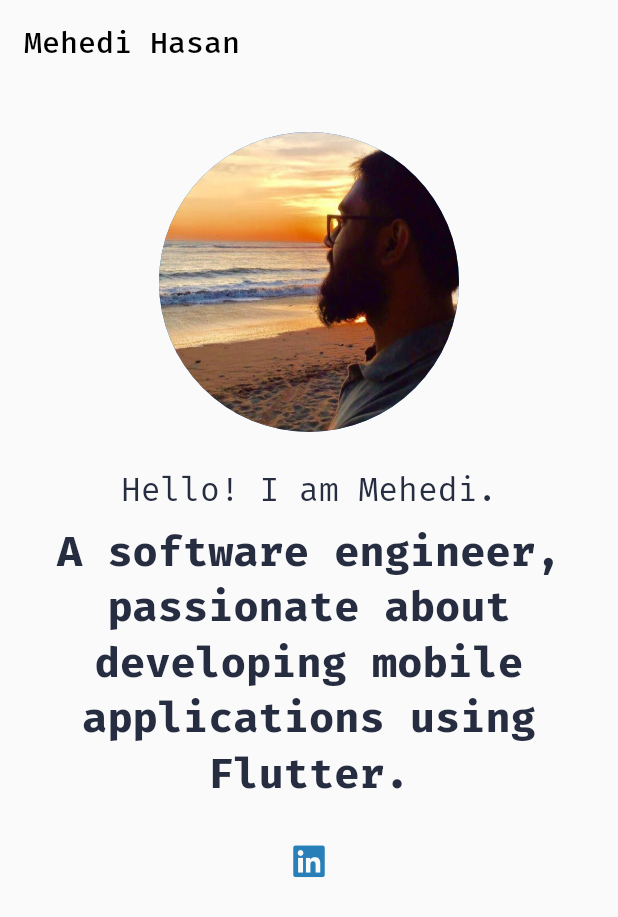
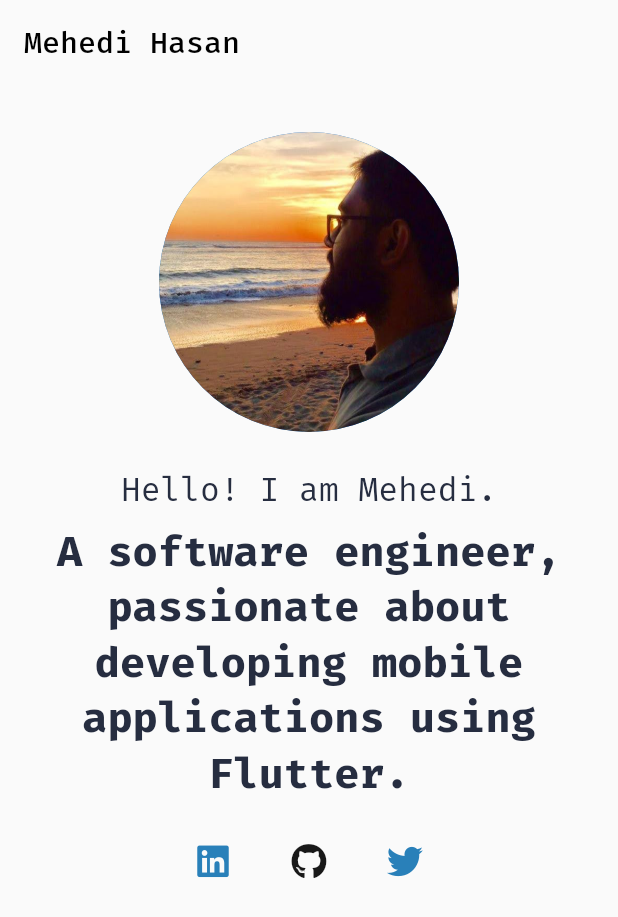
Before and after one commit to mehedi4958/portfolio01, a Flutter app: the screen it shows after launch, on a phone screen of 412 x 824 dp. Shown: the top 917 px of the screen. Run offline on Flutter 3.47's test engine with Material 2 defaults, Android fonts, the phone set to English and light mode, and no system bars; our stand-ins replace font_awesome_flutter.

Commit message:
header completed

```diff
--- a/lib/ui/components/header.dart
+++ b/lib/ui/components/header.dart
@@ -70,6 +70,26 @@
                   color: kBlueColor,
                 ),
               ),
+              IconButton(
+                onPressed: () async {
+                  const url = 'https://github.com/mehedi4958/';
+                  urlLauncher.urlLaunch(url);
+                },
+                icon: const FaIcon(
+                  FontAwesomeIcons.github,
+                  color: kBlackColor,
+                ),
+              ),
+              IconButton(
+                onPressed: () async {
+                  const url = 'https://twitter.com/mehedi4958/';
+                  urlLauncher.urlLaunch(url);
+                },
+                icon: const FaIcon(
+                  FontAwesomeIcons.twitter,
+                  color: kBlueColor,
+                ),
+              ),
             ],
           ),
         ],
```
Also changed, not shown: assets/images/profile-pic.png (deleted).
